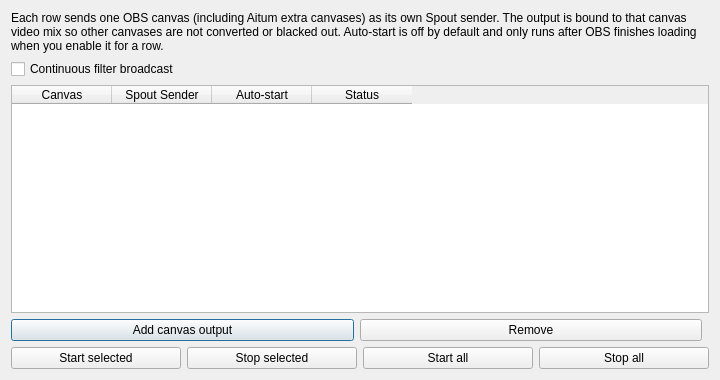
KaleidoVR/KaliSpout2, file source/ui/win-spout-output-settings.ui: the form before one commit.
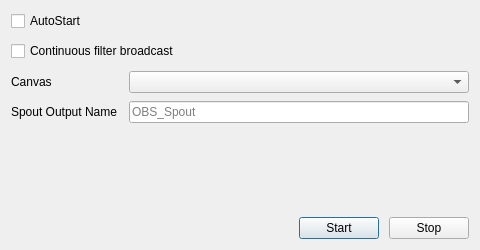
The form after the commit.

Commit message: Release KaliSpout2 1.14.0 with a single canvas sender dropdown.

What changed in the file:
```diff
--- a/source/ui/win-spout-output-settings.ui
+++ b/source/ui/win-spout-output-settings.ui
@@ -9,27 +9,30 @@
 			<rect>
 				<x>0</x>
 				<y>0</y>
-				<width>720</width>
-				<height>380</height>
+				<width>480</width>
+				<height>250</height>
 			</rect>
 		</property>
 		<property name="minimumSize">
 			<size>
-				<width>720</width>
-				<height>360</height>
+				<width>420</width>
+				<height>220</height>
 			</size>
 		</property>
 		<property name="windowTitle">
 			<string>KaliSpout2 Output Settings</string>
 		</property>
 		<layout class="QVBoxLayout" name="verticalLayout_main">
+			<property name="spacing">
+				<number>10</number>
+			</property>
 			<item>
-				<widget class="QLabel" name="label_help">
-					<property name="wordWrap">
-						<bool>true</bool>
+				<widget class="QCheckBox" name="checkBox_auto">
+					<property name="toolTip">
+						<string>When checked, the Spout sender starts automatically after OBS finishes loading. Left unchecked by default so Spout does not surprise-start after an OBS reinstall while plugin settings remain.</string>
 					</property>
 					<property name="text">
-						<string>Each row sends one OBS canvas (including Aitum extra canvases) as its own Spout sender. The output is bound to that canvas video mix so other canvases are not converted or blacked out. Auto-start is off by default and only runs after OBS finishes loading when you enable it for a row.</string>
+						<string>AutoStart</string>
 					</property>
 				</widget>
 			</item>
@@ -50,90 +53,88 @@
 				</widget>
 			</item>
 			<item>
-				<widget class="QTableWidget" name="tableWidget_outputs">
-					<property name="columnCount">
-						<number>4</number>
+				<layout class="QFormLayout" name="formLayout">
+					<property name="horizontalSpacing">
+						<number>12</number>
 					</property>
-					<property name="selectionBehavior">
-						<enum>QAbstractItemView::SelectRows</enum>
+					<property name="verticalSpacing">
+						<number>8</number>
 					</property>
-					<property name="selectionMode">
-						<enum>QAbstractItemView::SingleSelection</enum>
-					</property>
-					<column>
-						<property name="text">
-							<string>Canvas</string>
-						</property>
-					</column>
-					<column>
-						<property name="text">
-							<string>Spout Sender</string>
-						</property>
-					</column>
-					<column>
-						<property name="text">
-							<string>Auto-start</string>
-						</property>
-					</column>
-					<column>
-						<property name="text">
-							<string>Status</string>
-						</property>
-					</column>
-				</widget>
-			</item>
-			<item>
-				<layout class="QHBoxLayout" name="horizontalLayout_rows">
-					<item>
-						<widget class="QPushButton" name="pushButton_add">
+					<item row="0" column="0">
+						<widget class="QLabel" name="label_canvas">
 							<property name="text">
-								<string>Add canvas output</string>
+								<string>Canvas</string>
 							</property>
 						</widget>
 					</item>
-					<item>
-						<widget class="QPushButton" name="pushButton_remove">
+					<item row="0" column="1">
+						<widget class="QComboBox" name="comboBox_canvas">
+							<property name="sizePolicy">
+								<sizepolicy hsizetype="Expanding" vsizetype="Fixed">
+									<horstretch>0</horstretch>
+									<verstretch>0</verstretch>
+								</sizepolicy>
+							</property>
+							<property name="toolTip">
+								<string>Which OBS canvas to send. Extra canvases (Aitum Vertical, Stream Suite) appear here. Only one sender is active at a time.</string>
+							</property>
+						</widget>
+					</item>
+					<item row="1" column="0">
+						<widget class="QLabel" name="label_spoutname">
 							<property name="text">
-								<string>Remove</string>
+								<string>Spout Output Name</string>
 							</property>
 						</widget>
 					</item>
+					<item row="1" column="1">
+						<widget class="QLineEdit" name="lineEdit_spoutname">
+							<property name="placeholderText">
+								<string>OBS_Spout</string>
+							</property>
+						</widget>
+					</item>
+				</layout>
+			</item>
+			<item>
+				<spacer name="verticalSpacer">
+					<property name="orientation">
+						<enum>Qt::Vertical</enum>
+					</property>
+					<property name="sizeHint" stdset="0">
+						<size>
+							<width>20</width>
+							<height>16</height>
+						</size>
+					</property>
+				</spacer>
+			</item>
+			<item>
+				<layout class="QHBoxLayout" name="horizontalLayout_buttons">
 					<item>
 						<spacer name="horizontalSpacer">
 							<property name="orientation">
 								<enum>Qt::Horizontal</enum>
 							</property>
+							<property name="sizeHint" stdset="0">
+								<size>
+									<width>40</width>
+									<height>20</height>
+								</size>
+							</property>
 						</spacer>
 					</item>
-				</layout>
-			</item>
-			<item>
-				<layout class="QHBoxLayout" name="horizontalLayout_buttons">
 					<item>
 						<widget class="QPushButton" name="pushButton_start">
 							<property name="text">
-								<string>Start selected</string>
+								<string>Start</string>
 							</property>
 						</widget>
 					</item>
 					<item>
 						<widget class="QPushButton" name="pushButton_stop">
 							<property name="text">
-								<string>Stop selected</string>
-							</property>
-						</widget>
-					</item>
-					<item>
-						<widget class="QPushButton" name="pushButton_start_all">
-							<property name="text">
-								<string>Start all</string>
-							</property>
-						</widget>
-					</item>
-					<item>
-						<widget class="QPushButton" name="pushButton_stop_all">
-							<property name="text">
-								<string>Stop all</string>
+								<string>Stop</string>
 							</property>
 						</widget>
 					</item>
```
The commit also changes 13 other files.
